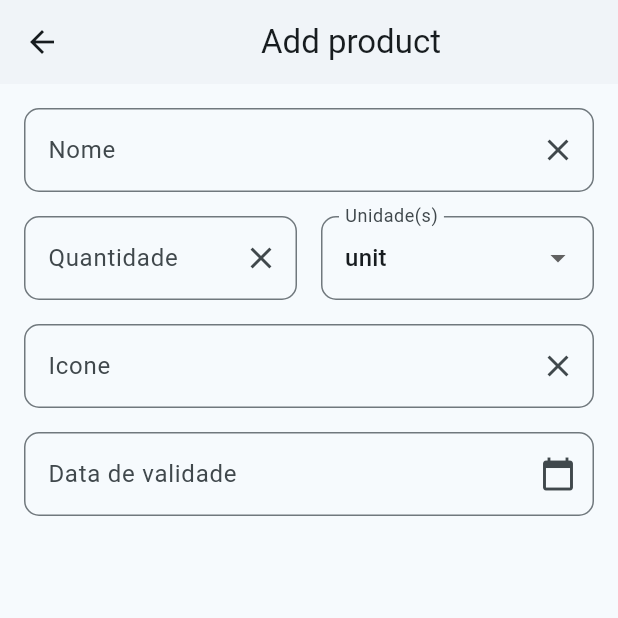
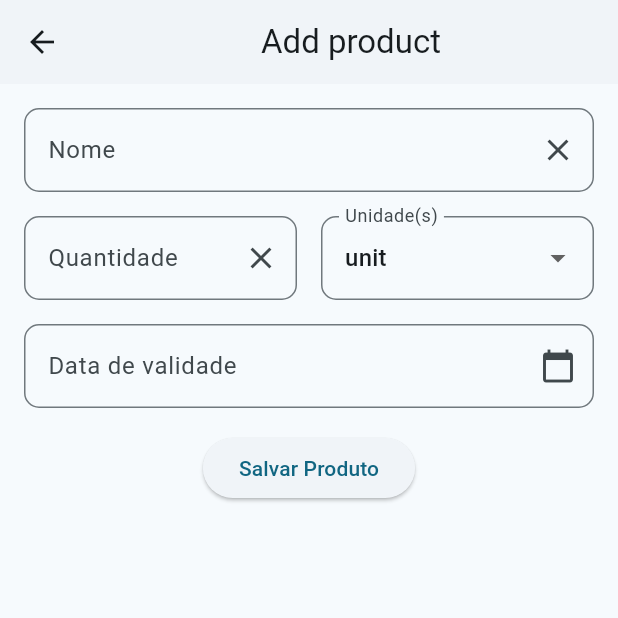
Before and after one commit to thiagocoelhoo/smartfridge, a Flutter app: the AddItemsFridgePage screen opened directly, on a phone screen of 412 x 824 dp, the top half of it. Run offline on Flutter 3.47's test engine with Material 3 defaults, Android fonts, the phone set to English and light mode, and no system bars.

Commit message:
feat: Implement product addition in the fridge store

```diff
--- a/lib/pages/add_items_fridge_page.dart
+++ b/lib/pages/add_items_fridge_page.dart
@@ -1,6 +1,10 @@
 import 'package:flutter/material.dart';
 import 'package:flutter/services.dart';
+import 'package:provider/provider.dart';
 import 'package:smartfridge/utils/quantity.dart';
+
+import '../models/product.dart';
+import '../repository/fridge_repository.dart';
 
 class AddItemsFridgePage extends StatefulWidget {
   const AddItemsFridgePage({super.key});
@@ -10,12 +14,16 @@ class AddItemsFridgePage extends StatefulWidget {
 }
 
 class AddItemsFridgePageState extends State<AddItemsFridgePage> {
+  final TextEditingController _nameController = TextEditingController();
+  final TextEditingController _quantityController = TextEditingController();
   final TextEditingController _dateController = TextEditingController();
   final List<String> items = Quantity.getUnits();
   String _selectedUnit = Quantity.getUnits()[0];
 
   @override
   void dispose() {
+    _nameController.dispose();
+    _quantityController.dispose();
     _dateController.dispose();
     super.dispose();
   }
@@ -28,25 +36,30 @@ class AddItemsFridgePageState extends State<AddItemsFridgePage> {
         padding: const EdgeInsets.all(16),
         child: Column(
           children: [
-              _buildTextField("Nome", "Insira o nome do produto"),
+            _buildTextField("Nome", "Insira o nome do produto", controller: _nameController),
             const SizedBox(height: 16),
             Row(
               children: [
                 Expanded(
-                      child: _buildTextField(
-                          "Quantidade", "Insira a quantidade",
-                          digitsOnly: true)),
+                  child: _buildTextField("Quantidade", "Insira a quantidade", digitsOnly: true, controller: _quantityController),
+                ),
                 const SizedBox(width: 16),
                 Expanded(child: _buildDropdownField("Unidade(s)", items)),
               ],
             ),
             const SizedBox(height: 16),
-              _buildTextField("Icone", "Selecione um ícone"),
+            _buildDateField(context),
             const SizedBox(height: 16),
-              _buildDateField(context),
+            ElevatedButton(
+              onPressed: () {
+                _saveProduct(context);
+              },
+              child: const Text("Salvar Produto"),
+            ),
           ],
         ),
-        ));
+      ),
+    );
   }
 
   AppBar _appBar(BuildContext context) {
@@ -56,15 +69,27 @@ class AddItemsFridgePageState extends State<AddItemsFridgePage> {
     );
   }
 
-  Widget _buildTextField(String label, String hintText,
-      {bool digitsOnly = false}) {
-    TextEditingController textController = TextEditingController();
+  void _saveProduct(BuildContext context) {
+    final String name = _nameController.text;
+    final double quantity = double.tryParse(_quantityController.text) ?? 0;
+    final String unit = _selectedUnit;
 
+    if (name.isNotEmpty && quantity > 0) {
+      final product = Product(name, Quantity(quantity, QuantityUnit.values.firstWhere((e) => e.toString() == 'QuantityUnit.$unit')));
+      Provider.of<FridgeRepository>(context, listen: false).addProduct(product);
+      Navigator.pop(context);
+    } else {
+      ScaffoldMessenger.of(context).showSnackBar(const SnackBar(
+        content: Text("Preencha os campos os campos corretamente"),
+      ));
+    }
+  }
+
+  Widget _buildTextField(String label, String hintText, {bool digitsOnly = false, required TextEditingController controller}) {
     return TextField(
-      controller: textController,
-      keyboardType: TextInputType.number,
-      inputFormatters:
-          digitsOnly ? [FilteringTextInputFormatter.digitsOnly] : null,
+      controller: controller,
+      keyboardType: digitsOnly ? TextInputType.number : TextInputType.text,
+      inputFormatters: digitsOnly ? [FilteringTextInputFormatter.digitsOnly] : null,
       decoration: InputDecoration(
         labelText: label,
         hintText: hintText,
@@ -74,7 +99,7 @@ class AddItemsFridgePageState extends State<AddItemsFridgePage> {
         suffixIcon: IconButton(
           icon: const Icon(Icons.clear),
           onPressed: () {
-            textController.clear();
+            controller.clear();
           },
         ),
       ),
@@ -138,9 +163,3 @@ class AddItemsFridgePageState extends State<AddItemsFridgePage> {
     return '${date.month.toString().padLeft(2, '0')}/${date.day.toString().padLeft(2, '0')}/${date.year}';
   }
 }
-
-void main() {
-  runApp(const MaterialApp(
-    home: AddItemsFridgePage(),
-  ));
-}
```
Lines whose indentation alone changed are shown as unchanged.
